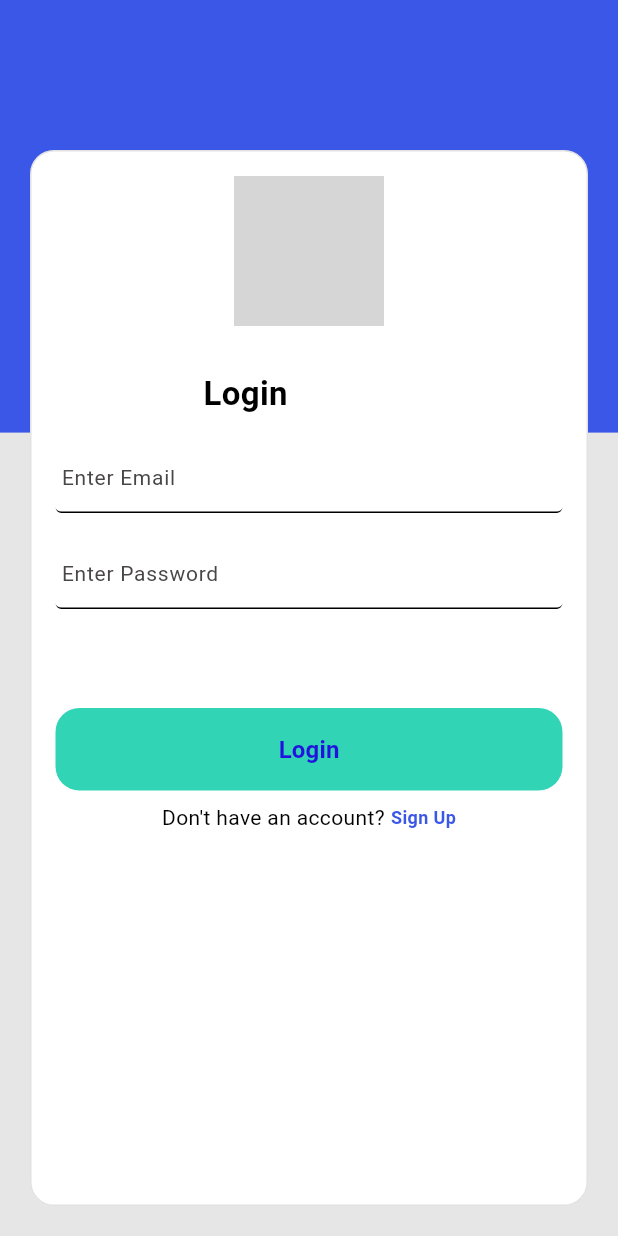
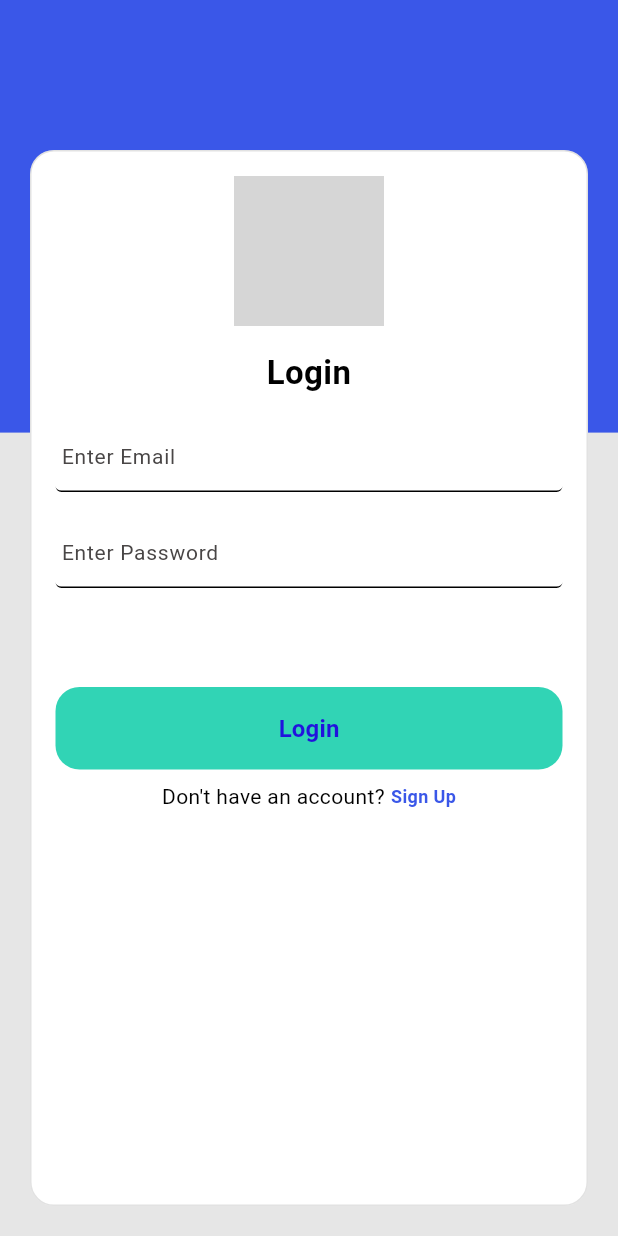
Before and after one commit to Naftalbosire/anonymous_health, a Flutter app: the screen it shows after launch, after a tap on "Sign In", on a phone screen of 412 x 824 dp. Run offline on Flutter 3.47's test engine with Material 3 defaults, Android fonts, the phone set to English and light mode, and no system bars; our stand-ins replace audioplayers, jwt_decoder, shared_preferences, socket_io_client; missing offline and left inert: dart_jsonwebtoken; network calls fail; grey boxes are pictures that could not be loaded.

Commit message:
centered login

```diff
--- a/frontend/lib/screens/auth/login_screen.dart
+++ b/frontend/lib/screens/auth/login_screen.dart
@@ -3,7 +3,6 @@ import 'package:frontend/widgets/constants.dart';
 import 'package:frontend/widgets/theme_notifier.dart';
 import 'package:http/http.dart' as http; // Import http package
 import 'dart:convert';
-
 import 'package:provider/provider.dart'; // For jsonEncode
 
 class LoginScreen extends StatefulWidget {
@@ -121,19 +120,15 @@ class _LoginScreenState extends State<LoginScreen> {
                     width: 100,
                     fit: BoxFit.cover,
                   ),
-                  const Padding(
-                    padding: EdgeInsets.fromLTRB(0, 30, 0, 0),
-                    child: Align(
-                      alignment: Alignment(-0.3, 0.0),
-                      child: Text(
+                  const SizedBox(
+                      height: 16), // Add spacing between image and text
+                  const Text(
                     "Login",
                     textAlign: TextAlign.center,
                     style: TextStyle(
                       fontWeight: FontWeight.w700,
                       fontSize: 22,
                       color: Color(0xff000000),
-                        ),
-                      ),
                     ),
                   ),
                   Padding(
--- a/frontend/lib/screens/conversation_screen.dart
+++ b/frontend/lib/screens/conversation_screen.dart
@@ -38,11 +38,11 @@ class _ConversationScreenState extends State<ConversationScreen> {
     Map<String, dynamic> user = JwtDecoder.decode(token!);
     final senderId = user["id"];
     final recieverId = widget.reciever['_id'];
-    print('${ApiConstants.baseUrl}/api/chat/messages/${recieverId}/$senderId');
+    print('${ApiConstants.baseUrl}/api/chat/messages/$recieverId/$senderId');
     try {
       final response = await http.get(
         Uri.parse(
-          '${ApiConstants.baseUrl}/api/chat/messages/${recieverId}/$senderId',
+          '${ApiConstants.baseUrl}/api/chat/messages/$recieverId/$senderId',
         ),
         headers: {'Authorization': 'Bearer $token'},
       );
```
Lines whose indentation alone changed are shown as unchanged.
